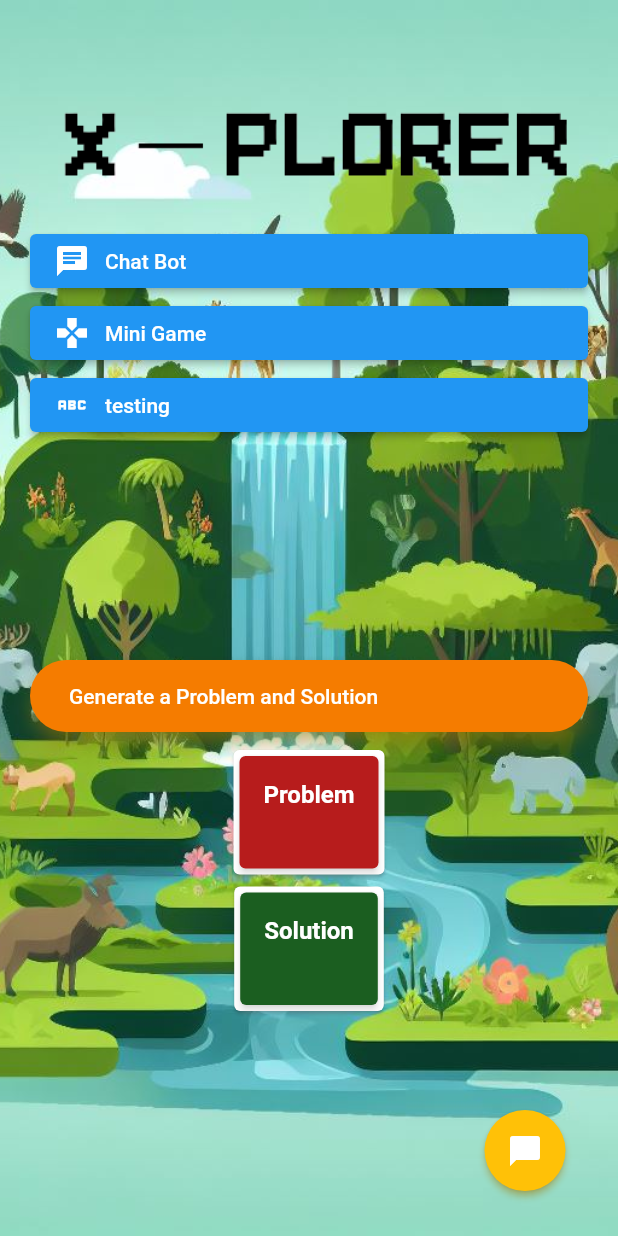
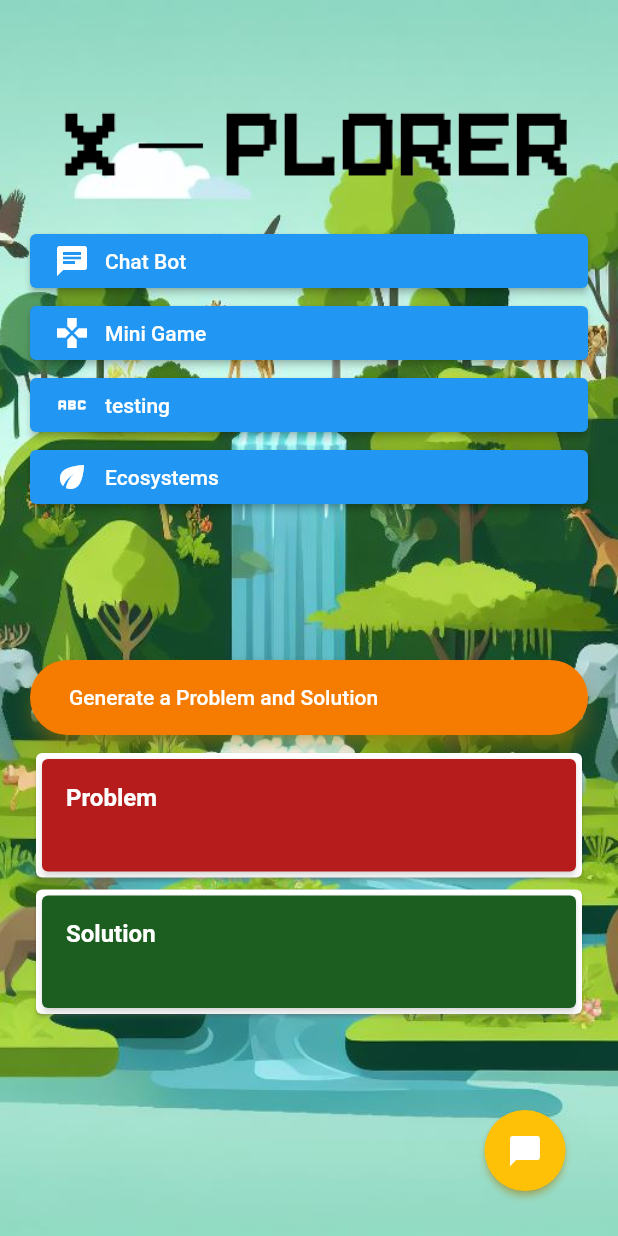
Before and after one commit to AlexGrim12/nasa_app, a Flutter app: the screen it shows after launch, on a phone screen of 412 x 824 dp. Run offline on Flutter 3.47's test engine with Material 2 defaults, Android fonts, the phone set to English and light mode, and no system bars; missing offline and left inert: google_generative_language_api.

Commit message:
ecosystems

```diff
--- a/lib/models/iahome_card.dart
+++ b/lib/models/iahome_card.dart
@@ -16,7 +16,8 @@
       child: Padding(
         padding: const EdgeInsets.all(16),
         child: ConstrainedBox(
-          constraints: BoxConstraints(maxHeight: 100),
+          constraints:
+              BoxConstraints(maxHeight: 100, minWidth: 400, maxWidth: 400),
           child: SingleChildScrollView(
             scrollDirection: Axis.vertical,
             child: Column(
--- a/lib/router/app_routes.dart
+++ b/lib/router/app_routes.dart
@@ -4,6 +4,7 @@
 import '../../models/models.dart';
 import '../../screens/home_screen.dart';
 import '../screens/testing_screen.dart';
+import '../screens/ecosystems_screen.dart';
 
 class AppRoutes {
   static const initialRoute = 'home';
@@ -23,6 +24,11 @@
         icon: Icons.abc,
         name: 'testing',
         screen: const TestingScreen()),
+    MenuOption(
+        route: 'ecosystems',
+        icon: Icons.eco,
+        name: 'Ecosystems',
+        screen: const EcosystemsScreen()),
   ];
 
   static Map<String, Widget Function(BuildContext)> getAppRoutes() {
--- a/lib/screens/chatbot_screen.dart
+++ b/lib/screens/chatbot_screen.dart
@@ -95,7 +95,8 @@
                         child: TextField(
                           style: const TextStyle(color: Colors.white),
                           controller: _controller,
-                          decoration: const InputDecoration(
+                          decoration:
+                          const InputDecoration(
                             border: OutlineInputBorder(
                               borderSide: BorderSide(
                                 color: Colors.white,
--- a/lib/screens/home_screen.dart
+++ b/lib/screens/home_screen.dart
@@ -85,7 +85,13 @@
                 flex: 1,
                 child: Column(
                   children: [
-                    ElevatedButton(
+                    ConstrainedBox(
+                      constraints: const BoxConstraints(
+                          maxHeight: 50,
+                          minHeight: 50,
+                          minWidth: 400,
+                          maxWidth: 400),
+                      child: ElevatedButton(
                         style: ElevatedButton.styleFrom(
                           backgroundColor: Colors.orange[700],
                           foregroundColor: Colors.white,
@@ -112,6 +118,7 @@
                             'Generate a Problem and Solution',
                           ),
                         ]),
+                      ),
                     ),
                     SizedBox(height: 8),
                     Column(
--- a/lib/screens/screens.dart
+++ b/lib/screens/screens.dart
@@ -1,3 +1,4 @@
 export 'home_screen.dart';
 export 'chatbot_screen.dart' hide apiKey;
 export 'mini_game_screen.dart';
+export 'testing_screen.dart';
```
Also changed, not shown: lib/screens/ecosystems_screen.dart (added, +129 -0 lines), assets/gifs/ecosystem.jpeg (added). Lines whose indentation alone changed are shown as unchanged.
